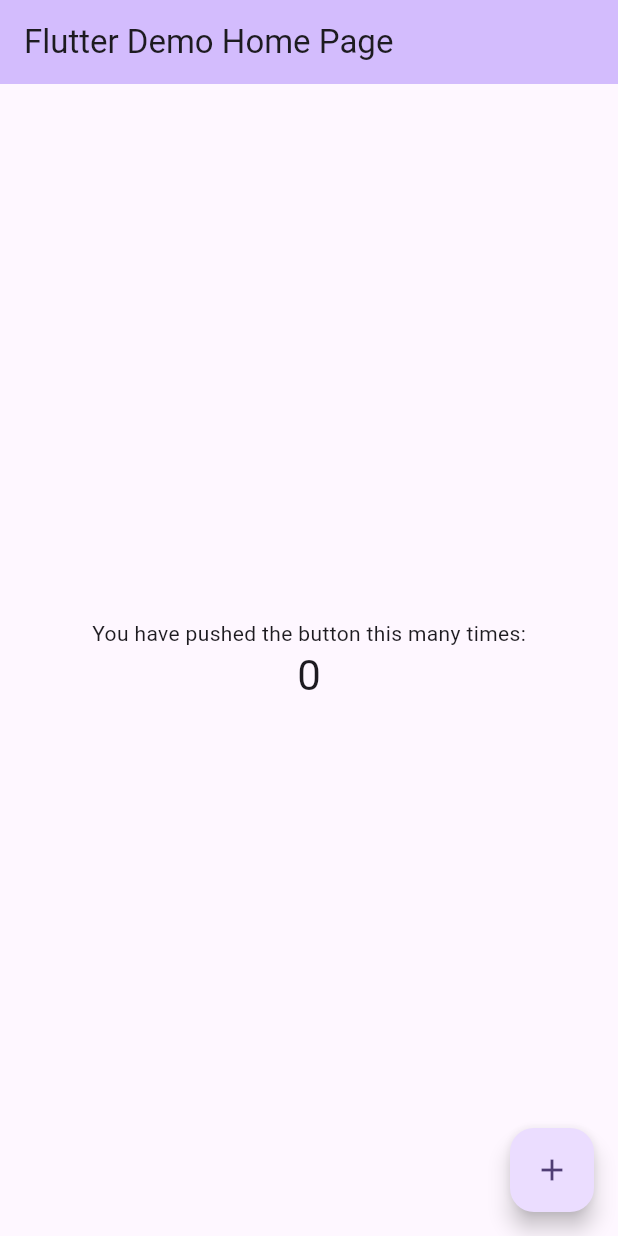
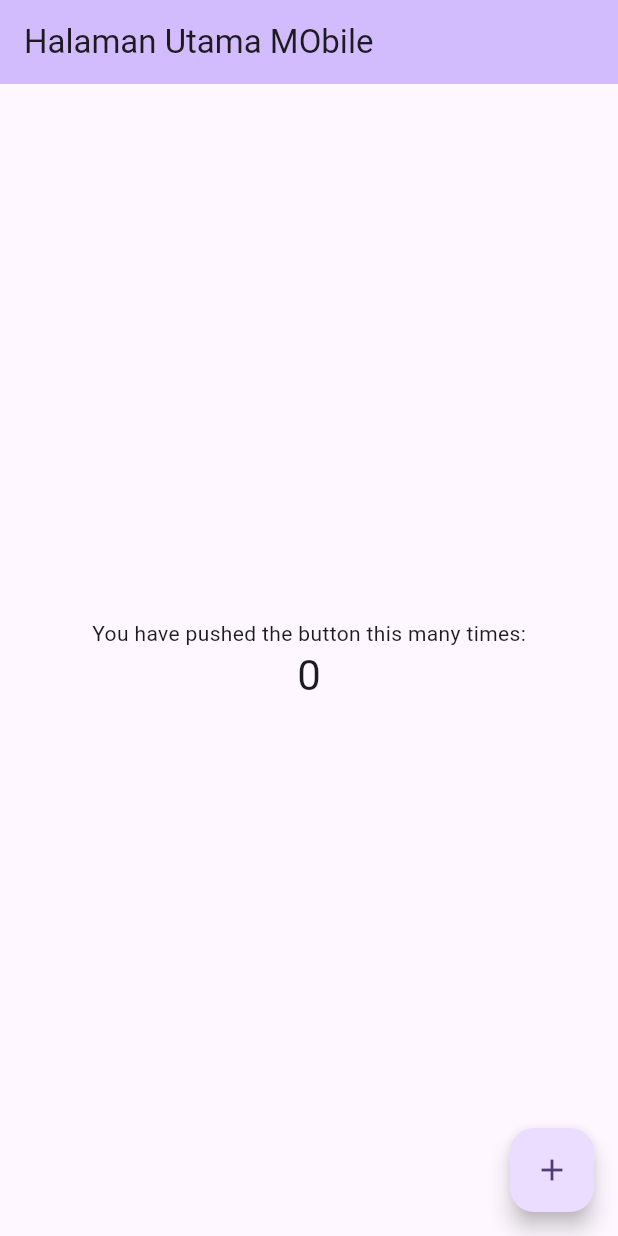
Before and after one commit to ZidZaky/MyProject-Praktikum, a Flutter app: the screen it shows after launch, on a phone screen of 412 x 824 dp. Run offline on Flutter 3.47's test engine with Material 3 defaults, Android fonts, the phone set to English and light mode, and no system bars.

Commit message:
Peruabhan Halaman Utama

```diff
--- a/lib/main.dart
+++ b/lib/main.dart
@@ -31,7 +31,7 @@ class MyApp extends StatelessWidget {
         colorScheme: ColorScheme.fromSeed(seedColor: Colors.deepPurple),
         useMaterial3: true,
       ),
-      home: const MyHomePage(title: 'Flutter Demo Home Page'),
+      home: const MyHomePage(title: 'Halaman Utama MObile'),
     );
   }
 }
```
